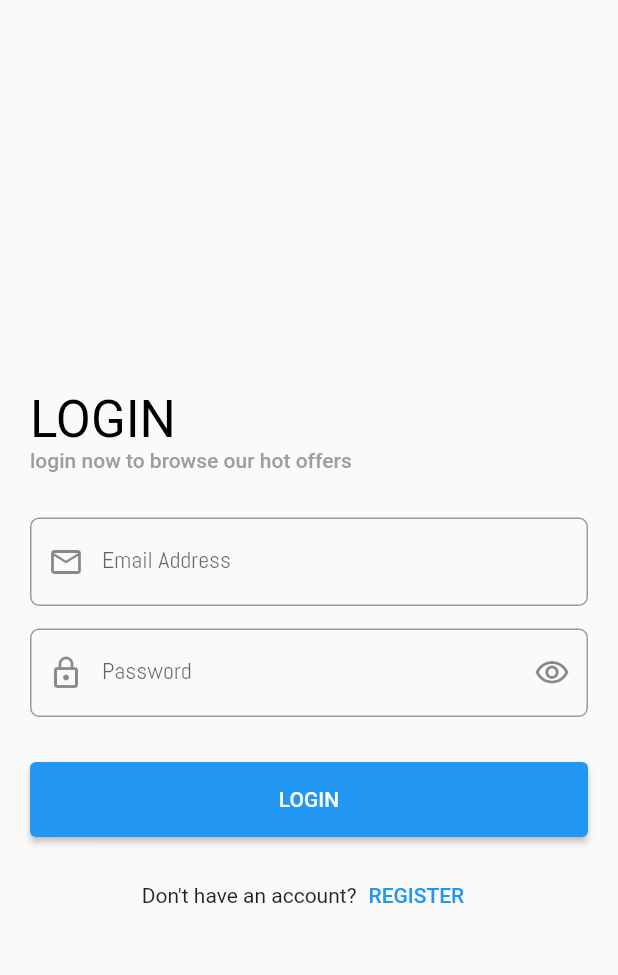
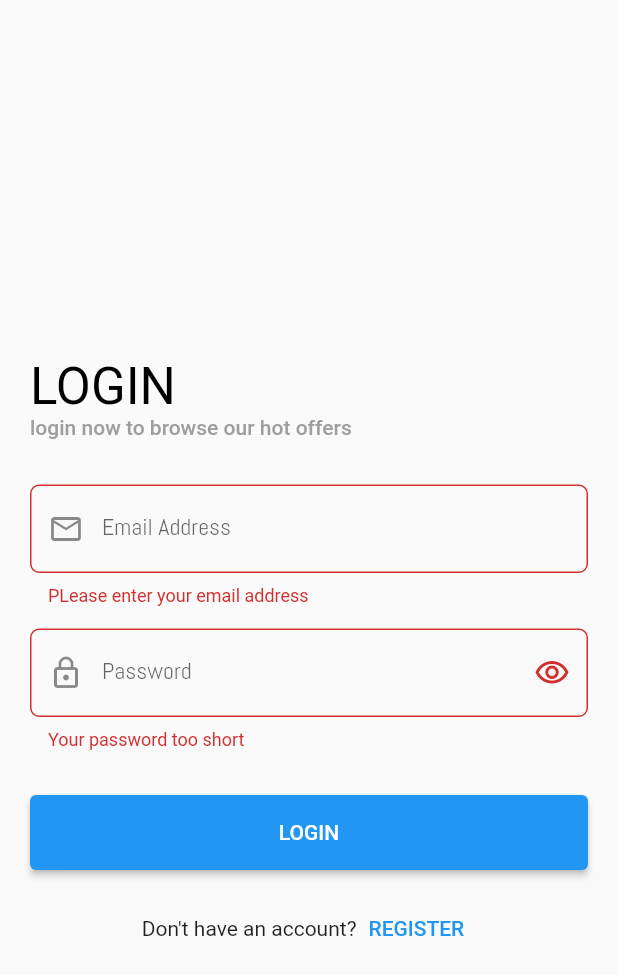
Before and after one commit to RaghadAbdallah/shop_app, a Flutter app: the screen it shows after launch, after a tap on the "arrow forward ios" icon, after a tap on "SKIP", after a tap on "LOGIN", on a phone screen of 412 x 824 dp. Shown: the top 975 px of the screen. Run offline on Flutter 3.47's test engine with Material 2 defaults, Android fonts, the phone set to English and light mode, and no system bars; our stand-ins replace dartz, dio, equatable, flutter_bloc, get_it, smooth_page_indicator.

Commit message:
build login feature

```diff
--- a/lib/clean/features/login_feature/data/datasource/login_remote_data.dart
+++ b/lib/clean/features/login_feature/data/datasource/login_remote_data.dart
@@ -15,9 +15,10 @@
       {required String email, required String password}) async {
     final response = await NetworkHelper.postData(
         endPoint: LOGIN,
-        query: jsonEncode({'Email': email, 'Password': password})).then((value){
+        query: {'email': email, 'password': password}).then((value) {
+      log(value.toString());
     });
-    log('----->$response');
+    log('----->${response}');
     return response;
   }
 }
--- a/lib/clean/features/login_feature/presentation/page/login_screen.dart
+++ b/lib/clean/features/login_feature/presentation/page/login_screen.dart
@@ -1,29 +1,36 @@
 import 'package:flutter/material.dart';
-
+import 'package:shop_app/clean/features/login_feature/presentation/cubit/login_cubit.dart';
+import 'package:flutter_bloc/flutter_bloc.dart';
 import '../../../register_feature/presentation/page/register_page.dart';
 
 class LoginScreen extends StatelessWidget {
-  const LoginScreen({Key? key}) : super(key: key);
+  var formKey = GlobalKey<FormState>();
 
   @override
   Widget build(BuildContext context) {
     var emailController = TextEditingController();
     var passwordController = TextEditingController();
 
+    return BlocConsumer<LoginCubit, LoginState>(
+      listener: (context, state) {},
+      builder: (context, state) {
         return Scaffold(
           appBar: AppBar(),
           body: Center(
             child: SingleChildScrollView(
               child: Padding(
                 padding: const EdgeInsets.all(20.0),
+                child: Form(
+                  key: formKey,
                   child: Column(
                     crossAxisAlignment: CrossAxisAlignment.start,
                     children: [
                       Text(
                         'LOGIN',
-                  style: Theme.of(context).textTheme.headline4?.copyWith(
-                    color:Colors.black
-                  ),
+                        style: Theme.of(context)
+                            .textTheme
+                            .headline4
+                            ?.copyWith(color: Colors.black),
                       ),
                       Text(
                         'login now to browse our hot offers',
@@ -49,11 +56,6 @@
                               borderRadius: BorderRadius.circular(6.0),
                               borderSide: const BorderSide(),
                             ),
-                      focusedBorder: const OutlineInputBorder(
-                        borderSide: BorderSide(
-                          color: Colors.blue,
-                        ),
-                      ),
                             prefixIcon: const Icon(
                               Icons.email_outlined,
                             ),
@@ -72,7 +74,7 @@
                         keyboardType: TextInputType.emailAddress,
                         validator: (value) {
                           if (value?.isEmpty ?? false) {
-                      return 'PLease enter your email address';
+                            return 'Your password too short';
                           }
                           return null;
                         },
@@ -80,11 +82,6 @@
                             border: OutlineInputBorder(
                               borderRadius: BorderRadius.circular(6.0),
                               borderSide: const BorderSide(),
-                      ),
-                      focusedBorder: const OutlineInputBorder(
-                        borderSide: BorderSide(
-                          color: Colors.blue,
-                        ),
                             ),
                             prefixIcon: const Icon(
                               Icons.lock_outline,
@@ -102,20 +99,34 @@
                       const SizedBox(
                         height: 30,
                       ),
-                Container(
+                      SizedBox(
                           width: double.infinity,
                           height: 50,
-                    child: ElevatedButton(onPressed: () {}, child: Text('login'.toUpperCase()))),
+                          child: ElevatedButton(
+                              onPressed: () {
+                                if (formKey.currentState?.validate()?? false) {
+                                  context.read<LoginCubit>().getLoginSuccess(
+                                      email: emailController.text,
+                                      password: passwordController.text);
+                                }
+                              },
+                              child: Text('login'.toUpperCase()))),
                       const SizedBox(
                         height: 15,
                       ),
                       Row(
                         mainAxisAlignment: MainAxisAlignment.center,
                         children: [
-                   const Text('Don\'t have an account?') ,
-                    TextButton(onPressed: (){
-                      Navigator.push(context, MaterialPageRoute(builder: (context)=>const RegisterScreen()));
-                    }, child: Text('register'.toUpperCase())),
+                          const Text('Don\'t have an account?'),
+                          TextButton(
+                              onPressed: () {
+                                Navigator.push(
+                                    context,
+                                    MaterialPageRoute(
+                                        builder: (context) =>
+                                            const RegisterScreen()));
+                              },
+                              child: Text('register'.toUpperCase())),
                         ],
                       ),
                     ],
@@ -123,6 +134,9 @@
                 ),
               ),
             ),
+          ),
+        );
+      },
     );
   }
 }
--- a/lib/clean/features/on_boarding_feature/presentation/page/on_boarding_screen.dart
+++ b/lib/clean/features/on_boarding_feature/presentation/page/on_boarding_screen.dart
@@ -41,7 +41,7 @@
                 Navigator.pushAndRemoveUntil(
                     context,
                     MaterialPageRoute(
-                        builder: (context) => const LoginScreen()),
+                        builder: (context) =>   LoginScreen()),
                     (route) => false);
               },
               child: const Text(
@@ -133,7 +133,7 @@
                       Navigator.pushAndRemoveUntil(
                           context,
                           MaterialPageRoute(
-                              builder: (context) => const LoginScreen()),
+                              builder: (context) =>   LoginScreen()),
                           (route) => false);
                     } else {
                       boardController.nextPage(
```
Lines whose indentation alone changed are shown as unchanged.
